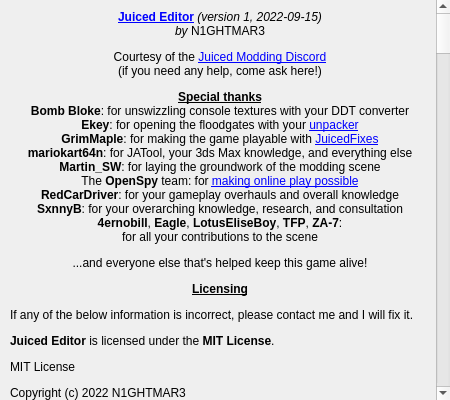
Old version of the form JEAbout.ui in the repository N1GHT-MAR3/JuicedEditor.
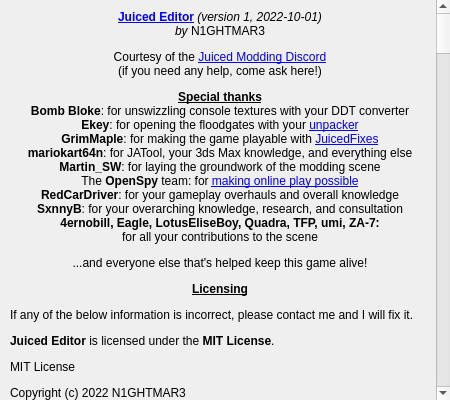
New version of the form.

```diff
--- a/JEAbout.ui
+++ b/JEAbout.ui
@@ -53,8 +53,7 @@
       </rect>
      </property>
      <property name="text">
-      <string>&lt;html&gt;&lt;head/&gt;&lt;body&gt;&lt;p align=&quot;center&quot;&gt;&lt;a href=&quot;https://github.com/N1GHT-MAR3/JuicedEditor&quot;&gt;&lt;span style=&quot; font-weight:700; text-decoration: underline; color:#0000ff;&quot;&gt;Juiced Editor&lt;/span&gt;&lt;/a&gt;&lt;span style=&quot; font-style:italic;&quot;&gt; (version 1, 2022-09-15)&lt;br/&gt;by &lt;/span&gt;N1GHTMAR3&lt;/p&gt;&lt;p align=&quot;center&quot;&gt;Courtesy of the &lt;a href=&quot;https://discord.gg/pu2jdxR&quot;&gt;&lt;span style=&quot; text-decoration: underline; color:#0000ff;&quot;&gt;Juiced Modding Discord&lt;br/&gt;&lt;/span&gt;&lt;/a&gt;(if you need any help, come ask here!)&lt;/p&gt;&lt;p align=&quot;center&quot;&gt;&lt;span style=&quot; font-weight:700; text-decoration: underline;&quot;&gt;Special thanks&lt;/span&gt;&lt;span style=&quot; text-decoration: underline;&quot;&gt;&lt;br/&gt;&lt;/span&gt;&lt;span style=&quot; font-weight:700;&quot;&gt;Bomb Bloke&lt;/span&gt;: for unswizzling console textures with your DDT converter&lt;span style=&quot; text-decoration: underline;&quot;&gt;&lt;br/&gt;&lt;/span&gt;&lt;span style=&quot; font-weight:700;&quot;&gt;Ekey&lt;/span&gt;: for opening the floodgates with your &lt;a href=&quot;https://github.com/Ekey/JCED.DAT.Tool/&quot;&gt;&lt;span style=&quot; text-decoration: underline; color:#0000ff;&quot;&gt;unpacker&lt;/span&gt;&lt;/a&gt;&lt;br/&gt;&lt;span style=&quot; font-weight:700;&quot;&gt;GrimMaple&lt;/span&gt;: for making the game playable with &lt;a href=&quot;https://github.com/GrimMaple/JuicedFixes&quot;&gt;&lt;span style=&quot; text-decoration: underline; color:#0000ff;&quot;&gt;JuicedFixes&lt;/span&gt;&lt;/a&gt;&lt;br/&gt;&lt;span style=&quot; font-weight:700;&quot;&gt;mariokart64n&lt;/span&gt;: for JATool, your 3ds Max knowledge, and everything else&lt;br/&gt;&lt;span style=&quot; font-weight:700;&quot;&gt;Martin_SW&lt;/span&gt;: for laying the groundwork of the modding scene&lt;br/&gt;The &lt;span style=&quot; font-weight:700;&quot;&gt;OpenSpy&lt;/span&gt; team: for &lt;a href=&quot;http://beta.openspy.net/en/&quot;&gt;&lt;span style=&quot; text-decoration: underline; color:#0000ff;&quot;&gt;making online play possible&lt;/span&gt;&lt;/a&gt;&lt;br/&gt;&lt;span style=&quot; font-weight:700;&quot;&gt;RedCarDriver&lt;/span&gt;: for your gameplay overhauls and overall knowledge&lt;br/&gt;&lt;span style=&quot; font-weight:700;&quot;&gt;SxnnyB&lt;/span&gt;: for your overarching knowledge, research, and consultation&lt;br/&gt;&lt;span style=&quot; font-weight:700;&quot;&gt;4ernobill&lt;/span&gt;, &lt;span style=&quot; font-weight:700;&quot;&gt;Eagle&lt;/span&gt;, &lt;span style=&quot; font-weight:700;&quot;&gt;LotusEliseBoy&lt;/span&gt;, &lt;span style=&quot; font-weight:700;&quot;&gt;TFP&lt;/span&gt;, &lt;span style=&quot; font-weight:700;&quot;&gt;ZA-7&lt;/span&gt;:&lt;br/&gt;for all your contributions to the scene&lt;/p&gt;&lt;p align=&quot;center&quot;&gt;...and everyone else that's helped keep this game alive!&lt;/p&gt;&lt;p align=&quot;center&quot;&gt;&lt;span style=&quot; font-weight:700; text-decoration: underline;&quot;&gt;Licensing&lt;/span&gt;&lt;/p&gt;&lt;p&gt;If any of the below information is incorrect, please contact me and I will fix it.&lt;/p&gt;&lt;p&gt;&lt;span style=&quot; font-weight:700;&quot;&gt;Juiced Editor&lt;/span&gt; is licensed under the &lt;span style=&quot; font-weight:700;&quot;&gt;MIT License&lt;/span&gt;.&lt;/p&gt;&lt;p&gt;MIT License&lt;/p&gt;&lt;p&gt;Copyright (c) 2022 N1GHTMAR3&lt;/p&gt;&lt;p&gt;Permission is hereby granted, free of charge, to any person obtaining a copy of this software and associated documentation files (the &amp;quot;Software&amp;quot;), to deal in the Software without restriction, including without limitation the rights to use, copy, modify, merge, publish, distribute, sublicense, and/or sell copies of the Software, and to permit persons to whom the Software is furnished to do so, subject to the following conditions:&lt;/p&gt;&lt;p&gt;The above copyright notice and this permission notice shall be included in all copies or substantial portions of the Software.&lt;/p&gt;&lt;p&gt;THE SOFTWARE IS PROVIDED &amp;quot;AS IS&amp;quot;, WITHOUT WARRANTY OF ANY KIND, EXPRESS OR IMPLIED, INCLUDING BUT NOT LIMITED TO THE WARRANTIES OF MERCHANTABILITY, FITNESS FOR A PARTICULAR PURPOSE AND NONINFRINGEMENT. IN NO EVENT SHALL THE AUTHORS OR COPYRIGHT HOLDERS BE LIABLE FOR ANY CLAIM, DAMAGES OR OTHER LIABILITY, WHETHER IN AN ACTION OF CONTRACT, TORT OR OTHERWISE, ARISING FROM, OUT OF OR IN CONNECTION WITH THE SOFTWARE OR THE USE OR OTHER DEALINGS IN THE SOFTWARE.&lt;/p&gt;&lt;p&gt;&lt;br/&gt;&lt;/p&gt;&lt;p&gt;&lt;a href=&quot;https://wiki.qt.io/Qt_for_Python&quot;&gt;&lt;span style=&quot; font-weight:700; text-decoration: underline; color:#0000ff;&quot;&gt;PySide6&lt;/span&gt;&lt;/a&gt; is licensed under the &lt;span style=&quot; font-weight:700;&quot;&gt;GNU Lesser General Public License&lt;/span&gt;, version 3.&lt;/p&gt;&lt;p&gt;&lt;span style=&quot; font-size:large; font-weight:700;&quot;&gt;GNU LESSER GENERAL PUBLIC LICENSE&lt;/span&gt;&lt;/p&gt;&lt;p align=&quot;center&quot;&gt;Version 3, 29 June 2007 &lt;/p&gt;&lt;p&gt;Copyright © 2007 Free Software Foundation, Inc. &amp;lt;&lt;a href=&quot;https://fsf.org/&quot;&gt;&lt;span style=&quot; text-decoration: underline; color:#0000ff;&quot;&gt;https://fsf.org/&lt;/span&gt;&lt;/a&gt;&amp;gt;&lt;/p&gt;&lt;p&gt;Everyone is permitted to copy and distribute verbatim copies of this license document, but changing it is not allowed. &lt;/p&gt;&lt;p&gt;This version of the GNU Lesser General Public License incorporates the terms and conditions of version 3 of the GNU General Public License, supplemented by the additional permissions listed below. &lt;/p&gt;&lt;h4 style=&quot; margin-top:12px; margin-bottom:12px; margin-left:0px; margin-right:0px; -qt-block-indent:0; text-indent:0px;&quot;&gt;&lt;a name=&quot;section0&quot;/&gt;&lt;span style=&quot; font-size:medium; font-weight:700;&quot;&gt;0&lt;/span&gt;&lt;span style=&quot; font-size:medium; font-weight:700;&quot;&gt;. Additional Definitions.&lt;/span&gt;&lt;/h4&gt;&lt;p&gt;As used herein, “this License” refers to version 3 of the GNU Lesser General Public License, and the “GNU GPL” refers to version 3 of the GNU General Public License. &lt;/p&gt;&lt;p&gt;“The Library” refers to a covered work governed by this License, other than an Application or a Combined Work as defined below. &lt;/p&gt;&lt;p&gt;An “Application” is any work that makes use of an interface provided by the Library, but which is not otherwise based on the Library. Defining a subclass of a class defined by the Library is deemed a mode of using an interface provided by the Library. &lt;/p&gt;&lt;p&gt;A “Combined Work” is a work produced by combining or linking an Application with the Library. The particular version of the Library with which the Combined Work was made is also called the “Linked Version”. &lt;/p&gt;&lt;p&gt;The “Minimal Corresponding Source” for a Combined Work means the Corresponding Source for the Combined Work, excluding any source code for portions of the Combined Work that, considered in isolation, are based on the Application, and not on the Linked Version. &lt;/p&gt;&lt;p&gt;The “Corresponding Application Code” for a Combined Work means the object code and/or source code for the Application, including any data and utility programs needed for reproducing the Combined Work from the Application, but excluding the System Libraries of the Combined Work. &lt;/p&gt;&lt;h4 style=&quot; margin-top:12px; margin-bottom:12px; margin-left:0px; margin-right:0px; -qt-block-indent:0; text-indent:0px;&quot;&gt;&lt;a name=&quot;section1&quot;/&gt;&lt;span style=&quot; font-size:medium; font-weight:700;&quot;&gt;1&lt;/span&gt;&lt;span style=&quot; font-size:medium; font-weight:700;&quot;&gt;. Exception to Section 3 of the GNU GPL.&lt;/span&gt;&lt;/h4&gt;&lt;p&gt;You may convey a covered work under sections 3 and 4 of this License without being bound by section 3 of the GNU GPL. &lt;/p&gt;&lt;h4 style=&quot; margin-top:12px; margin-bottom:12px; margin-left:0px; margin-right:0px; -qt-block-indent:0; text-indent:0px;&quot;&gt;&lt;a name=&quot;section2&quot;/&gt;&lt;span style=&quot; font-size:medium; font-weight:700;&quot;&gt;2&lt;/span&gt;&lt;span style=&quot; font-size:medium; font-weight:700;&quot;&gt;. Conveying Modified Versions.&lt;/span&gt;&lt;/h4&gt;&lt;p&gt;If you modify a copy of the Library, and, in your modifications, a facility refers to a function or data to be supplied by an Application that uses the facility (other than as an argument passed when the facility is invoked), then you may convey a copy of the modified version: &lt;/p&gt;&lt;ul style=&quot;margin-top: 0px; margin-bottom: 0px; margin-left: 0px; margin-right: 0px; -qt-list-indent: 1;&quot;&gt;&lt;li style=&quot; margin-top:12px; margin-bottom:0px; margin-left:0px; margin-right:0px; -qt-block-indent:0; text-indent:0px;&quot;&gt;a) under this License, provided that you make a good faith effort to ensure that, in the event an Application does not supply the function or data, the facility still operates, and performs whatever part of its purpose remains meaningful, or &lt;/li&gt;&lt;li style=&quot; margin-top:0px; margin-bottom:12px; margin-left:0px; margin-right:0px; -qt-block-indent:0; text-indent:0px;&quot;&gt;b) under the GNU GPL, with none of the additional permissions of this License applicable to that copy. &lt;/li&gt;&lt;/ul&gt;&lt;h4 style=&quot; margin-top:12px; margin-bottom:12px; margin-left:0px; margin-right:0px; -qt-block-indent:0; text-indent:0px;&quot;&gt;&lt;a name=&quot;section3&quot;/&gt;&lt;span style=&quot; font-size:medium; font-weight:700;&quot;&gt;3&lt;/span&gt;&lt;span style=&quot; font-size:medium; font-weight:700;&quot;&gt;. Object Code Incorporating Material from Library Header Files.&lt;/span&gt;&lt;/h4&gt;&lt;p&gt;The object code form of an Application may incorporate material from a header file that is part of the Library. You may convey such object code under terms of your choice, provided that, if the incorporated material is not limited to numerical parameters, data structure layouts and accessors, or small macros, inline functions and templates (ten or fewer lines in length), you do both of the following: &lt;/p&gt;&lt;ul style=&quot;margin-top: 0px; margin-bottom: 0px; margin-left: 0px; margin-right: 0px; -qt-list-indent: 1;&quot;&gt;&lt;li style=&quot; margin-top:12px; margin-bottom:0px; margin-left:0px; margin-right:0px; -qt-block-indent:0; text-indent:0px;&quot;&gt;a) Give prominent notice with each copy of the object code that the Library is used in it and that the Library and its use are covered by this License. &lt;/li&gt;&lt;li style=&quot; margin-top:0px; margin-bottom:12px; margin-left:0px; margin-right:0px; -qt-block-indent:0; text-indent:0px;&quot;&gt;b) Accompany the object code with a copy of the GNU GPL and this license document. &lt;/li&gt;&lt;/ul&gt;&lt;h4 style=&quot; margin-top:12px; margin-bottom:12px; margin-left:0px; margin-right:0px; -qt-block-indent:0; text-indent:0px;&quot;&gt;&lt;a name=&quot;section4&quot;/&gt;&lt;span style=&quot; font-size:medium; font-weight:700;&quot;&gt;4&lt;/span&gt;&lt;span style=&quot; font-size:medium; font-weight:700;&quot;&gt;. Combined Works.&lt;/span&gt;&lt;/h4&gt;&lt;p&gt;You may convey a Combined Work under terms of your choice that, taken together, effectively do not restrict modification of the portions of the Library contained in the Combined Work and reverse engineering for debugging such modifications, if you also do each of the following: &lt;/p&gt;&lt;ul style=&quot;margin-top: 0px; margin-bottom: 0px; margin-left: 0px; margin-right: 0px; -qt-list-indent: 1;&quot;&gt;&lt;li style=&quot; margin-top:12px; margin-bottom:0px; margin-left:0px; margin-right:0px; -qt-block-indent:0; text-indent:0px;&quot;&gt;a) Give prominent notice with each copy of the Combined Work that the Library is used in it and that the Library and its use are covered by this License. &lt;/li&gt;&lt;li style=&quot; margin-top:0px; margin-bottom:0px; margin-left:0px; margin-right:0px; -qt-block-indent:0; text-indent:0px;&quot;&gt;b) Accompany the Combined Work with a copy of the GNU GPL and this license document. &lt;/li&gt;&lt;li style=&quot; margin-top:0px; margin-bottom:0px; margin-left:0px; margin-right:0px; -qt-block-indent:0; text-indent:0px;&quot;&gt;c) For a Combined Work that displays copyright notices during execution, include the copyright notice for the Library among these notices, as well as a reference directing the user to the copies of the GNU GPL and this license document. &lt;/li&gt;&lt;li style=&quot; margin-top:0px; margin-bottom:0px; margin-left:0px; margin-right:0px; -qt-block-indent:0; text-indent:0px;&quot;&gt;d) Do one of the following: 
-&lt;ul style=&quot;margin-top: 0px; margin-bottom: 0px; margin-left: 0px; margin-right: 0px; -qt-list-indent: 2;&quot;&gt;&lt;li style=&quot; margin-top:0px; margin-bottom:0px; margin-left:0px; margin-right:0px; -qt-block-indent:0; text-indent:0px;&quot;&gt;0) Convey the Minimal Corresponding Source under the terms of this License, and the Corresponding Application Code in a form suitable for, and under terms that permit, the user to recombine or relink the Application with a modified version of the Linked Version to produce a modified Combined Work, in the manner specified by section 6 of the GNU GPL for conveying Corresponding Source. &lt;/li&gt;&lt;li style=&quot; margin-top:0px; margin-bottom:0px; margin-left:0px; margin-right:0px; -qt-block-indent:0; text-indent:0px;&quot;&gt;1) Use a suitable shared library mechanism for linking with the Library. A suitable mechanism is one that (a) uses at run time a copy of the Library already present on the user's computer system, and (b) will operate properly with a modified version of the Library that is interface-compatible with the Linked Version. &lt;/li&gt;&lt;/ul&gt;&lt;/li&gt;&lt;li style=&quot; margin-top:0px; margin-bottom:12px; margin-left:0px; margin-right:0px; -qt-block-indent:0; text-indent:0px;&quot;&gt;e) Provide Installation Information, but only if you would otherwise be required to provide such information under section 6 of the GNU GPL, and only to the extent that such information is necessary to install and execute a modified version of the Combined Work produced by recombining or relinking the Application with a modified version of the Linked Version. (If you use option 4d0, the Installation Information must accompany the Minimal Corresponding Source and Corresponding Application Code. If you use option 4d1, you must provide the Installation Information in the manner specified by section 6 of the GNU GPL for conveying Corresponding Source.) &lt;/li&gt;&lt;/ul&gt;&lt;h4 style=&quot; margin-top:12px; margin-bottom:12px; margin-left:0px; margin-right:0px; -qt-block-indent:0; text-indent:0px;&quot;&gt;&lt;a name=&quot;section5&quot;/&gt;&lt;span style=&quot; font-size:medium; font-weight:700;&quot;&gt;5&lt;/span&gt;&lt;span style=&quot; font-size:medium; font-weight:700;&quot;&gt;. Combined Libraries.&lt;/span&gt;&lt;/h4&gt;&lt;p&gt;You may place library facilities that are a work based on the Library side by side in a single library together with other library facilities that are not Applications and are not covered by this License, and convey such a combined library under terms of your choice, if you do both of the following: &lt;/p&gt;&lt;ul style=&quot;margin-top: 0px; margin-bottom: 0px; margin-left: 0px; margin-right: 0px; -qt-list-indent: 1;&quot;&gt;&lt;li style=&quot; margin-top:12px; margin-bottom:0px; margin-left:0px; margin-right:0px; -qt-block-indent:0; text-indent:0px;&quot;&gt;a) Accompany the combined library with a copy of the same work based on the Library, uncombined with any other library facilities, conveyed under the terms of this License. &lt;/li&gt;&lt;li style=&quot; margin-top:0px; margin-bottom:12px; margin-left:0px; margin-right:0px; -qt-block-indent:0; text-indent:0px;&quot;&gt;b) Give prominent notice with the combined library that part of it is a work based on the Library, and explaining where to find the accompanying uncombined form of the same work. &lt;/li&gt;&lt;/ul&gt;&lt;h4 style=&quot; margin-top:12px; margin-bottom:12px; margin-left:0px; margin-right:0px; -qt-block-indent:0; text-indent:0px;&quot;&gt;&lt;a name=&quot;section6&quot;/&gt;&lt;span style=&quot; font-size:medium; font-weight:700;&quot;&gt;6&lt;/span&gt;&lt;span style=&quot; font-size:medium; font-weight:700;&quot;&gt;. Revised Versions of the GNU Lesser General Public License.&lt;/span&gt;&lt;/h4&gt;&lt;p&gt;The Free Software Foundation may publish revised and/or new versions of the GNU Lesser General Public License from time to time. Such new versions will be similar in spirit to the present version, but may differ in detail to address new problems or concerns. &lt;/p&gt;&lt;p&gt;Each version is given a distinguishing version number. If the Library as you received it specifies that a certain numbered version of the GNU Lesser General Public License “or any later version” applies to it, you have the option of following the terms and conditions either of that published version or of any later version published by the Free Software Foundation. If the Library as you received it does not specify a version number of the GNU Lesser General Public License, you may choose any version of the GNU Lesser General Public License ever published by the Free Software Foundation. &lt;/p&gt;&lt;p&gt;If the Library as you received it specifies that a proxy can decide whether future versions of the GNU Lesser General Public License shall apply, that proxy's public statement of acceptance of any version is permanent authorization for you to choose that version for the Library. &lt;/p&gt;&lt;p&gt;&lt;br/&gt;&lt;/p&gt;&lt;p&gt;&lt;a href=&quot;https://pyinstaller.org/en/stable/&quot;&gt;&lt;span style=&quot; font-weight:700; text-decoration: underline; color:#0000ff;&quot;&gt;PyInstaller&lt;/span&gt;&lt;/a&gt; is licensed under the &lt;span style=&quot; font-weight:700;&quot;&gt;GNU General Public License&lt;/span&gt;, version 2. Juiced Editor falls under the following Bootloader Exception:&lt;/p&gt;&lt;p&gt;Bootloader Exception&lt;br/&gt;--------------------&lt;br/&gt;In addition to the permissions in the GNU General Public License, the&lt;br/&gt;authors give you unlimited permission to link or embed compiled bootloader&lt;br/&gt;and related files into combinations with other programs, and to distribute&lt;br/&gt;those combinations without any restriction coming from the use of those&lt;br/&gt;files. (The General Public License restrictions do apply in other respects;&lt;br/&gt;for example, they cover modification of the files, and distribution when&lt;br/&gt;not linked into a combined executable.)&lt;/p&gt;&lt;p&gt;&lt;br/&gt;&lt;/p&gt;&lt;p&gt;&lt;a href=&quot;https://github.com/brentvollebregt/auto-py-to-exe&quot;&gt;&lt;span style=&quot; font-weight:700; text-decoration: underline; color:#0000ff;&quot;&gt;Auto PY to EXE&lt;/span&gt;&lt;/a&gt; is licensed under the &lt;span style=&quot; font-weight:700;&quot;&gt;MIT License&lt;/span&gt;.&lt;/p&gt;&lt;p&gt;MIT License&lt;/p&gt;&lt;p&gt;Copyright (c) 2018 Brent Vollebregt&lt;/p&gt;&lt;p&gt;Permission is hereby granted, free of charge, to any person obtaining a copy of this software and associated documentation files (the &amp;quot;Software&amp;quot;), to deal in the Software without restriction, including without limitation the rights to use, copy, modify, merge, publish, distribute, sublicense, and/or sell copies of the Software, and to permit persons to whom the Software is furnished to do so, subject to the following conditions:&lt;/p&gt;&lt;p&gt;The above copyright notice and this permission notice shall be included in all copies or substantial portions of the Software.&lt;/p&gt;&lt;p&gt;THE SOFTWARE IS PROVIDED &amp;quot;AS IS&amp;quot;, WITHOUT WARRANTY OF ANY KIND, EXPRESS OR IMPLIED, INCLUDING BUT NOT LIMITED TO THE WARRANTIES OF MERCHANTABILITY, FITNESS FOR A PARTICULAR PURPOSE AND NONINFRINGEMENT. IN NO EVENT SHALL THE AUTHORS OR COPYRIGHT HOLDERS BE LIABLE FOR ANY CLAIM, DAMAGES OR OTHER LIABILITY, WHETHER IN AN ACTION OF CONTRACT, TORT OR OTHERWISE, ARISING FROM, OUT OF OR IN CONNECTION WITH THE SOFTWARE OR THE USE OR OTHER DEALINGS IN THE SOFTWARE.&lt;/p&gt;&lt;/body&gt;&lt;/html&gt;</string>
+      <string>&lt;html&gt;&lt;head/&gt;&lt;body&gt;&lt;p align=&quot;center&quot;&gt;&lt;a href=&quot;https://github.com/N1GHT-MAR3/JuicedEditor&quot;&gt;&lt;span style=&quot; font-weight:700; text-decoration: underline; color:#0000ff;&quot;&gt;Juiced Editor&lt;/span&gt;&lt;/a&gt;&lt;span style=&quot; font-style:italic;&quot;&gt; (version 1, 2022-10-01)&lt;br/&gt;by &lt;/span&gt;N1GHTMAR3&lt;/p&gt;&lt;p align=&quot;center&quot;&gt;Courtesy of the &lt;a href=&quot;https://discord.gg/pu2jdxR&quot;&gt;&lt;span style=&quot; text-decoration: underline; color:#0000ff;&quot;&gt;Juiced Modding Discord&lt;br/&gt;&lt;/span&gt;&lt;/a&gt;(if you need any help, come ask here!)&lt;/p&gt;&lt;p align=&quot;center&quot;&gt;&lt;span style=&quot; font-weight:700; text-decoration: underline;&quot;&gt;Special thanks&lt;/span&gt;&lt;span style=&quot; text-decoration: underline;&quot;&gt;&lt;br/&gt;&lt;/span&gt;&lt;span style=&quot; font-weight:700;&quot;&gt;Bomb Bloke&lt;/span&gt;: for unswizzling console textures with your DDT converter&lt;span style=&quot; text-decoration: underline;&quot;&gt;&lt;br/&gt;&lt;/span&gt;&lt;span style=&quot; font-weight:700;&quot;&gt;Ekey&lt;/span&gt;: for opening the floodgates with your &lt;a href=&quot;https://github.com/Ekey/JCED.DAT.Tool/&quot;&gt;&lt;span style=&quot; text-decoration: underline; color:#0000ff;&quot;&gt;unpacker&lt;/span&gt;&lt;/a&gt;&lt;br/&gt;&lt;span style=&quot; font-weight:700;&quot;&gt;GrimMaple&lt;/span&gt;: for making the game playable with &lt;a href=&quot;https://github.com/GrimMaple/JuicedFixes&quot;&gt;&lt;span style=&quot; text-decoration: underline; color:#0000ff;&quot;&gt;JuicedFixes&lt;/span&gt;&lt;/a&gt;&lt;br/&gt;&lt;span style=&quot; font-weight:700;&quot;&gt;mariokart64n&lt;/span&gt;: for JATool, your 3ds Max knowledge, and everything else&lt;br/&gt;&lt;span style=&quot; font-weight:700;&quot;&gt;Martin_SW&lt;/span&gt;: for laying the groundwork of the modding scene&lt;br/&gt;The &lt;span style=&quot; font-weight:700;&quot;&gt;OpenSpy&lt;/span&gt; team: for &lt;a href=&quot;http://beta.openspy.net/en/&quot;&gt;&lt;span style=&quot; text-decoration: underline; color:#0000ff;&quot;&gt;making online play possible&lt;/span&gt;&lt;/a&gt;&lt;br/&gt;&lt;span style=&quot; font-weight:700;&quot;&gt;RedCarDriver&lt;/span&gt;: for your gameplay overhauls and overall knowledge&lt;br/&gt;&lt;span style=&quot; font-weight:700;&quot;&gt;SxnnyB&lt;/span&gt;: for your overarching knowledge, research, and consultation&lt;br/&gt;&lt;span style=&quot; font-weight:700;&quot;&gt;4ernobill, Eagle, LotusEliseBoy, Quadra, TFP, umi, ZA-7:&lt;/span&gt;&lt;br/&gt;for all your contributions to the scene&lt;/p&gt;&lt;p align=&quot;center&quot;&gt;...and everyone else that's helped keep this game alive!&lt;/p&gt;&lt;p align=&quot;center&quot;&gt;&lt;span style=&quot; font-weight:700; text-decoration: underline;&quot;&gt;Licensing&lt;/span&gt;&lt;/p&gt;&lt;p&gt;If any of the below information is incorrect, please contact me and I will fix it.&lt;/p&gt;&lt;p&gt;&lt;span style=&quot; font-weight:700;&quot;&gt;Juiced Editor&lt;/span&gt; is licensed under the &lt;span style=&quot; font-weight:700;&quot;&gt;MIT License&lt;/span&gt;.&lt;/p&gt;&lt;p&gt;MIT License&lt;/p&gt;&lt;p&gt;Copyright (c) 2022 N1GHTMAR3&lt;/p&gt;&lt;p&gt;Permission is hereby granted, free of charge, to any person obtaining a copy of this software and associated documentation files (the &amp;quot;Software&amp;quot;), to deal in the Software without restriction, including without limitation the rights to use, copy, modify, merge, publish, distribute, sublicense, and/or sell copies of the Software, and to permit persons to whom the Software is furnished to do so, subject to the following conditions:&lt;/p&gt;&lt;p&gt;The above copyright notice and this permission notice shall be included in all copies or substantial portions of the Software.&lt;/p&gt;&lt;p&gt;THE SOFTWARE IS PROVIDED &amp;quot;AS IS&amp;quot;, WITHOUT WARRANTY OF ANY KIND, EXPRESS OR IMPLIED, INCLUDING BUT NOT LIMITED TO THE WARRANTIES OF MERCHANTABILITY, FITNESS FOR A PARTICULAR PURPOSE AND NONINFRINGEMENT. IN NO EVENT SHALL THE AUTHORS OR COPYRIGHT HOLDERS BE LIABLE FOR ANY CLAIM, DAMAGES OR OTHER LIABILITY, WHETHER IN AN ACTION OF CONTRACT, TORT OR OTHERWISE, ARISING FROM, OUT OF OR IN CONNECTION WITH THE SOFTWARE OR THE USE OR OTHER DEALINGS IN THE SOFTWARE.&lt;/p&gt;&lt;p&gt;&lt;br/&gt;&lt;/p&gt;&lt;p&gt;&lt;a href=&quot;https://wiki.qt.io/Qt_for_Python&quot;&gt;&lt;span style=&quot; font-weight:700; text-decoration: underline; color:#0000ff;&quot;&gt;PySide6&lt;/span&gt;&lt;/a&gt; is licensed under the &lt;span style=&quot; font-weight:700;&quot;&gt;GNU Lesser General Public License&lt;/span&gt;, version 3.&lt;/p&gt;&lt;p&gt;&lt;span style=&quot; font-size:large; font-weight:700;&quot;&gt;GNU LESSER GENERAL PUBLIC LICENSE&lt;/span&gt;&lt;/p&gt;&lt;p align=&quot;center&quot;&gt;Version 3, 29 June 2007 &lt;/p&gt;&lt;p&gt;Copyright © 2007 Free Software Foundation, Inc. &amp;lt;&lt;a href=&quot;https://fsf.org/&quot;&gt;&lt;span style=&quot; text-decoration: underline; color:#0000ff;&quot;&gt;https://fsf.org/&lt;/span&gt;&lt;/a&gt;&amp;gt;&lt;/p&gt;&lt;p&gt;Everyone is permitted to copy and distribute verbatim copies of this license document, but changing it is not allowed. &lt;/p&gt;&lt;p&gt;This version of the GNU Lesser General Public License incorporates the terms and conditions of version 3 of the GNU General Public License, supplemented by the additional permissions listed below. &lt;/p&gt;&lt;h4 style=&quot; margin-top:12px; margin-bottom:12px; margin-left:0px; margin-right:0px; -qt-block-indent:0; text-indent:0px;&quot;&gt;&lt;a name=&quot;section0&quot;/&gt;&lt;span style=&quot; font-size:medium; font-weight:700;&quot;&gt;0&lt;/span&gt;&lt;span style=&quot; font-size:medium; font-weight:700;&quot;&gt;. Additional Definitions.&lt;/span&gt;&lt;/h4&gt;&lt;p&gt;As used herein, “this License” refers to version 3 of the GNU Lesser General Public License, and the “GNU GPL” refers to version 3 of the GNU General Public License. &lt;/p&gt;&lt;p&gt;“The Library” refers to a covered work governed by this License, other than an Application or a Combined Work as defined below. &lt;/p&gt;&lt;p&gt;An “Application” is any work that makes use of an interface provided by the Library, but which is not otherwise based on the Library. Defining a subclass of a class defined by the Library is deemed a mode of using an interface provided by the Library. &lt;/p&gt;&lt;p&gt;A “Combined Work” is a work produced by combining or linking an Application with the Library. The particular version of the Library with which the Combined Work was made is also called the “Linked Version”. &lt;/p&gt;&lt;p&gt;The “Minimal Corresponding Source” for a Combined Work means the Corresponding Source for the Combined Work, excluding any source code for portions of the Combined Work that, considered in isolation, are based on the Application, and not on the Linked Version. &lt;/p&gt;&lt;p&gt;The “Corresponding Application Code” for a Combined Work means the object code and/or source code for the Application, including any data and utility programs needed for reproducing the Combined Work from the Application, but excluding the System Libraries of the Combined Work. &lt;/p&gt;&lt;h4 style=&quot; margin-top:12px; margin-bottom:12px; margin-left:0px; margin-right:0px; -qt-block-indent:0; text-indent:0px;&quot;&gt;&lt;a name=&quot;section1&quot;/&gt;&lt;span style=&quot; font-size:medium; font-weight:700;&quot;&gt;1&lt;/span&gt;&lt;span style=&quot; font-size:medium; font-weight:700;&quot;&gt;. Exception to Section 3 of the GNU GPL.&lt;/span&gt;&lt;/h4&gt;&lt;p&gt;You may convey a covered work under sections 3 and 4 of this License without being bound by section 3 of the GNU GPL. &lt;/p&gt;&lt;h4 style=&quot; margin-top:12px; margin-bottom:12px; margin-left:0px; margin-right:0px; -qt-block-indent:0; text-indent:0px;&quot;&gt;&lt;a name=&quot;section2&quot;/&gt;&lt;span style=&quot; font-size:medium; font-weight:700;&quot;&gt;2&lt;/span&gt;&lt;span style=&quot; font-size:medium; font-weight:700;&quot;&gt;. Conveying Modified Versions.&lt;/span&gt;&lt;/h4&gt;&lt;p&gt;If you modify a copy of the Library, and, in your modifications, a facility refers to a function or data to be supplied by an Application that uses the facility (other than as an argument passed when the facility is invoked), then you may convey a copy of the modified version: &lt;/p&gt;&lt;ul style=&quot;margin-top: 0px; margin-bottom: 0px; margin-left: 0px; margin-right: 0px; -qt-list-indent: 1;&quot;&gt;&lt;li style=&quot; margin-top:12px; margin-bottom:0px; margin-left:0px; margin-right:0px; -qt-block-indent:0; text-indent:0px;&quot;&gt;a) under this License, provided that you make a good faith effort to ensure that, in the event an Application does not supply the function or data, the facility still operates, and performs whatever part of its purpose remains meaningful, or &lt;/li&gt;&lt;li style=&quot; margin-top:0px; margin-bottom:12px; margin-left:0px; margin-right:0px; -qt-block-indent:0; text-indent:0px;&quot;&gt;b) under the GNU GPL, with none of the additional permissions of this License applicable to that copy. &lt;/li&gt;&lt;/ul&gt;&lt;h4 style=&quot; margin-top:12px; margin-bottom:12px; margin-left:0px; margin-right:0px; -qt-block-indent:0; text-indent:0px;&quot;&gt;&lt;a name=&quot;section3&quot;/&gt;&lt;span style=&quot; font-size:medium; font-weight:700;&quot;&gt;3&lt;/span&gt;&lt;span style=&quot; font-size:medium; font-weight:700;&quot;&gt;. Object Code Incorporating Material from Library Header Files.&lt;/span&gt;&lt;/h4&gt;&lt;p&gt;The object code form of an Application may incorporate material from a header file that is part of the Library. You may convey such object code under terms of your choice, provided that, if the incorporated material is not limited to numerical parameters, data structure layouts and accessors, or small macros, inline functions and templates (ten or fewer lines in length), you do both of the following: &lt;/p&gt;&lt;ul style=&quot;margin-top: 0px; margin-bottom: 0px; margin-left: 0px; margin-right: 0px; -qt-list-indent: 1;&quot;&gt;&lt;li style=&quot; margin-top:12px; margin-bottom:0px; margin-left:0px; margin-right:0px; -qt-block-indent:0; text-indent:0px;&quot;&gt;a) Give prominent notice with each copy of the object code that the Library is used in it and that the Library and its use are covered by this License. &lt;/li&gt;&lt;li style=&quot; margin-top:0px; margin-bottom:12px; margin-left:0px; margin-right:0px; -qt-block-indent:0; text-indent:0px;&quot;&gt;b) Accompany the object code with a copy of the GNU GPL and this license document. &lt;/li&gt;&lt;/ul&gt;&lt;h4 style=&quot; margin-top:12px; margin-bottom:12px; margin-left:0px; margin-right:0px; -qt-block-indent:0; text-indent:0px;&quot;&gt;&lt;a name=&quot;section4&quot;/&gt;&lt;span style=&quot; font-size:medium; font-weight:700;&quot;&gt;4&lt;/span&gt;&lt;span style=&quot; font-size:medium; font-weight:700;&quot;&gt;. Combined Works.&lt;/span&gt;&lt;/h4&gt;&lt;p&gt;You may convey a Combined Work under terms of your choice that, taken together, effectively do not restrict modification of the portions of the Library contained in the Combined Work and reverse engineering for debugging such modifications, if you also do each of the following: &lt;/p&gt;&lt;ul style=&quot;margin-top: 0px; margin-bottom: 0px; margin-left: 0px; margin-right: 0px; -qt-list-indent: 1;&quot;&gt;&lt;li style=&quot; margin-top:12px; margin-bottom:0px; margin-left:0px; margin-right:0px; -qt-block-indent:0; text-indent:0px;&quot;&gt;a) Give prominent notice with each copy of the Combined Work that the Library is used in it and that the Library and its use are covered by this License. &lt;/li&gt;&lt;li style=&quot; margin-top:0px; margin-bottom:0px; margin-left:0px; margin-right:0px; -qt-block-indent:0; text-indent:0px;&quot;&gt;b) Accompany the Combined Work with a copy of the GNU GPL and this license document. &lt;/li&gt;&lt;li style=&quot; margin-top:0px; margin-bottom:0px; margin-left:0px; margin-right:0px; -qt-block-indent:0; text-indent:0px;&quot;&gt;c) For a Combined Work that displays copyright notices during execution, include the copyright notice for the Library among these notices, as well as a reference directing the user to the copies of the GNU GPL and this license document. &lt;/li&gt;&lt;li style=&quot; margin-top:0px; margin-bottom:0px; margin-left:0px; margin-right:0px; -qt-block-indent:0; text-indent:0px;&quot;&gt;d) Do one of the following: &lt;/li&gt;&lt;ul style=&quot;margin-top: 0px; margin-bottom: 0px; margin-left: 0px; margin-right: 0px; -qt-list-indent: 2;&quot;&gt;&lt;li style=&quot; margin-top:0px; margin-bottom:0px; margin-left:0px; margin-right:0px; -qt-block-indent:0; text-indent:0px;&quot;&gt;0) Convey the Minimal Corresponding Source under the terms of this License, and the Corresponding Application Code in a form suitable for, and under terms that permit, the user to recombine or relink the Application with a modified version of the Linked Version to produce a modified Combined Work, in the manner specified by section 6 of the GNU GPL for conveying Corresponding Source. &lt;/li&gt;&lt;li style=&quot; margin-top:0px; margin-bottom:0px; margin-left:0px; margin-right:0px; -qt-block-indent:0; text-indent:0px;&quot;&gt;1) Use a suitable shared library mechanism for linking with the Library. A suitable mechanism is one that (a) uses at run time a copy of the Library already present on the user's computer system, and (b) will operate properly with a modified version of the Library that is interface-compatible with the Linked Version. &lt;/li&gt;&lt;/ul&gt;&lt;li style=&quot; margin-top:0px; margin-bottom:12px; margin-left:0px; margin-right:0px; -qt-block-indent:0; text-indent:0px;&quot;&gt;e) Provide Installation Information, but only if you would otherwise be required to provide such information under section 6 of the GNU GPL, and only to the extent that such information is necessary to install and execute a modified version of the Combined Work produced by recombining or relinking the Application with a modified version of the Linked Version. (If you use option 4d0, the Installation Information must accompany the Minimal Corresponding Source and Corresponding Application Code. If you use option 4d1, you must provide the Installation Information in the manner specified by section 6 of the GNU GPL for conveying Corresponding Source.) &lt;/li&gt;&lt;/ul&gt;&lt;h4 style=&quot; margin-top:12px; margin-bottom:12px; margin-left:0px; margin-right:0px; -qt-block-indent:0; text-indent:0px;&quot;&gt;&lt;a name=&quot;section5&quot;/&gt;&lt;span style=&quot; font-size:medium; font-weight:700;&quot;&gt;5&lt;/span&gt;&lt;span style=&quot; font-size:medium; font-weight:700;&quot;&gt;. Combined Libraries.&lt;/span&gt;&lt;/h4&gt;&lt;p&gt;You may place library facilities that are a work based on the Library side by side in a single library together with other library facilities that are not Applications and are not covered by this License, and convey such a combined library under terms of your choice, if you do both of the following: &lt;/p&gt;&lt;ul style=&quot;margin-top: 0px; margin-bottom: 0px; margin-left: 0px; margin-right: 0px; -qt-list-indent: 1;&quot;&gt;&lt;li style=&quot; margin-top:12px; margin-bottom:0px; margin-left:0px; margin-right:0px; -qt-block-indent:0; text-indent:0px;&quot;&gt;a) Accompany the combined library with a copy of the same work based on the Library, uncombined with any other library facilities, conveyed under the terms of this License. &lt;/li&gt;&lt;li style=&quot; margin-top:0px; margin-bottom:12px; margin-left:0px; margin-right:0px; -qt-block-indent:0; text-indent:0px;&quot;&gt;b) Give prominent notice with the combined library that part of it is a work based on the Library, and explaining where to find the accompanying uncombined form of the same work. &lt;/li&gt;&lt;/ul&gt;&lt;h4 style=&quot; margin-top:12px; margin-bottom:12px; margin-left:0px; margin-right:0px; -qt-block-indent:0; text-indent:0px;&quot;&gt;&lt;a name=&quot;section6&quot;/&gt;&lt;span style=&quot; font-size:medium; font-weight:700;&quot;&gt;6&lt;/span&gt;&lt;span style=&quot; font-size:medium; font-weight:700;&quot;&gt;. Revised Versions of the GNU Lesser General Public License.&lt;/span&gt;&lt;/h4&gt;&lt;p&gt;The Free Software Foundation may publish revised and/or new versions of the GNU Lesser General Public License from time to time. Such new versions will be similar in spirit to the present version, but may differ in detail to address new problems or concerns. &lt;/p&gt;&lt;p&gt;Each version is given a distinguishing version number. If the Library as you received it specifies that a certain numbered version of the GNU Lesser General Public License “or any later version” applies to it, you have the option of following the terms and conditions either of that published version or of any later version published by the Free Software Foundation. If the Library as you received it does not specify a version number of the GNU Lesser General Public License, you may choose any version of the GNU Lesser General Public License ever published by the Free Software Foundation. &lt;/p&gt;&lt;p&gt;If the Library as you received it specifies that a proxy can decide whether future versions of the GNU Lesser General Public License shall apply, that proxy's public statement of acceptance of any version is permanent authorization for you to choose that version for the Library. &lt;/p&gt;&lt;p&gt;&lt;br/&gt;&lt;/p&gt;&lt;p&gt;&lt;a href=&quot;https://pyinstaller.org/en/stable/&quot;&gt;&lt;span style=&quot; font-weight:700; text-decoration: underline; color:#0000ff;&quot;&gt;PyInstaller&lt;/span&gt;&lt;/a&gt; is licensed under the &lt;span style=&quot; font-weight:700;&quot;&gt;GNU General Public License&lt;/span&gt;, version 2. Juiced Editor falls under the following Bootloader Exception:&lt;/p&gt;&lt;p&gt;Bootloader Exception&lt;br/&gt;--------------------&lt;br/&gt;In addition to the permissions in the GNU General Public License, the&lt;br/&gt;authors give you unlimited permission to link or embed compiled bootloader&lt;br/&gt;and related files into combinations with other programs, and to distribute&lt;br/&gt;those combinations without any restriction coming from the use of those&lt;br/&gt;files. (The General Public License restrictions do apply in other respects;&lt;br/&gt;for example, they cover modification of the files, and distribution when&lt;br/&gt;not linked into a combined executable.)&lt;/p&gt;&lt;p&gt;&lt;br/&gt;&lt;/p&gt;&lt;p&gt;&lt;a href=&quot;https://github.com/brentvollebregt/auto-py-to-exe&quot;&gt;&lt;span style=&quot; font-weight:700; text-decoration: underline; color:#0000ff;&quot;&gt;Auto PY to EXE&lt;/span&gt;&lt;/a&gt; is licensed under the &lt;span style=&quot; font-weight:700;&quot;&gt;MIT License&lt;/span&gt;.&lt;/p&gt;&lt;p&gt;MIT License&lt;/p&gt;&lt;p&gt;Copyright (c) 2018 Brent Vollebregt&lt;/p&gt;&lt;p&gt;Permission is hereby granted, free of charge, to any person obtaining a copy of this software and associated documentation files (the &amp;quot;Software&amp;quot;), to deal in the Software without restriction, including without limitation the rights to use, copy, modify, merge, publish, distribute, sublicense, and/or sell copies of the Software, and to permit persons to whom the Software is furnished to do so, subject to the following conditions:&lt;/p&gt;&lt;p&gt;The above copyright notice and this permission notice shall be included in all copies or substantial portions of the Software.&lt;/p&gt;&lt;p&gt;THE SOFTWARE IS PROVIDED &amp;quot;AS IS&amp;quot;, WITHOUT WARRANTY OF ANY KIND, EXPRESS OR IMPLIED, INCLUDING BUT NOT LIMITED TO THE WARRANTIES OF MERCHANTABILITY, FITNESS FOR A PARTICULAR PURPOSE AND NONINFRINGEMENT. IN NO EVENT SHALL THE AUTHORS OR COPYRIGHT HOLDERS BE LIABLE FOR ANY CLAIM, DAMAGES OR OTHER LIABILITY, WHETHER IN AN ACTION OF CONTRACT, TORT OR OTHERWISE, ARISING FROM, OUT OF OR IN CONNECTION WITH THE SOFTWARE OR THE USE OR OTHER DEALINGS IN THE SOFTWARE.&lt;/p&gt;&lt;/body&gt;&lt;/html&gt;</string>
      </property>
      <property name="alignment">
       <set>Qt::AlignLeading|Qt::AlignLeft|Qt::AlignTop</set>
```
